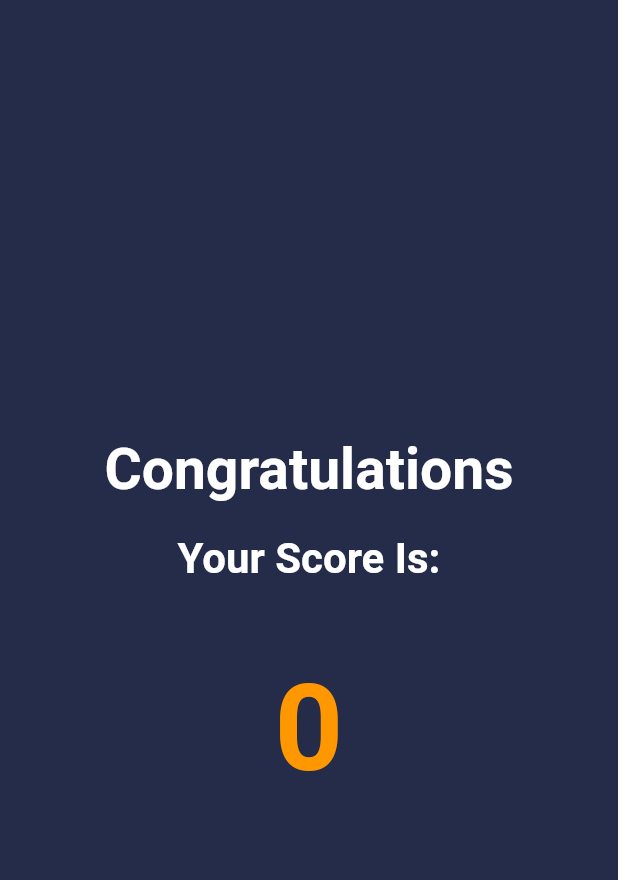
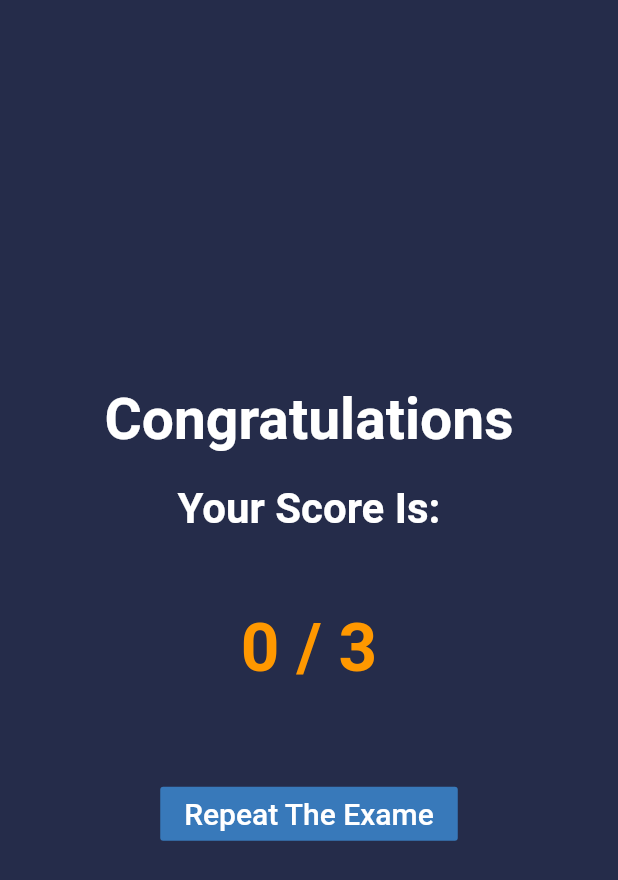
Before and after one commit to WahidAhmad-98129/Myproject, a Flutter app: the ResultScreen screen opened directly with empty values, on a phone screen of 412 x 824 dp. Shown: the top 880 px of the screen. Run offline on Flutter 3.47's test engine with Material 2 defaults, Android fonts, the light colour scheme and no system bars.

Commit message:
adding some style to our Button

```diff
--- a/lib/Screens/result_screen.dart
+++ b/lib/Screens/result_screen.dart
@@ -1,4 +1,6 @@
 import 'package:flutter/material.dart';
+import 'package:my_final_app/data/question_list.dart';
+import 'package:my_final_app/main.dart';
 
 class ResultScreen extends StatefulWidget {
   final int score;
@@ -43,13 +45,29 @@ class _ResultScreenState extends State<ResultScreen> {
               height: 50,
             ),
             Text(
-              "${widget.score}",
+              "${widget.score} / ${questions.length*1}",
               style: TextStyle(
                 color: Colors.orange,
-                fontSize: 80,
+                fontSize: 45,
                 fontWeight: FontWeight.bold,
               ),
-            )
+            ),
+            SizedBox(
+              height: 60,
+            ),
+            MaterialButton(
+              onPressed: (){
+                Navigator.push(context, MaterialPageRoute(builder: (context) => HomePage()));
+              },
+              elevation: 0.0,
+              color: Color.fromARGB(255, 56, 121, 186),
+              textColor: Colors.white,
+              child: Text("Repeat The Exame",
+              style: TextStyle(
+                fontSize: 20,
+              ),
+              ),
+              ),
           ],
         ),
       ),
--- a/lib/data/question_list.dart
+++ b/lib/data/question_list.dart
@@ -1,22 +1,23 @@
 import 'package:my_final_app/model/question_model.dart';
 
-List<QuestionModel> questions =[
-  QuestionModel(
-    "Who was the First President of Afghanistan ?",
-    {
-      "MohammadDawod":true,
-      "HafizulahAmin":false,
-      "NoorMohammadTraki":false,
-      "Babrak-Karmal":false,
-    }
-  ),
-  QuestionModel(
-    "What Is The Legial Age For Voting ?",
-    {
-      "18":true,
-      "12":false,
-      "16":false,
-      "11":false,
-    }
-  ),
+List<QuestionModel> questions = [
+  QuestionModel("Who was the First President of Afghanistan ?", {
+    "MohammadDawod": true,
+    "HafizulahAmin": false,
+    "NoorMohammadTraki": false,
+    "Babrak-Karmal": false,
+  }),
+  QuestionModel("What Is The Legial Age For Voting ?", {
+    "12": false,
+    "16": false,
+    "18": true,
+    "11": false,
+  }),
+    QuestionModel("In This Equation(2x2+6x+12=28) x=?", {
+    "12": false,
+    "16": false,
+    "18": true,
+    "11": false,
+  }),
+
 ];
```
Also changed, not shown: lib/main.dart (+26 -9 lines).
